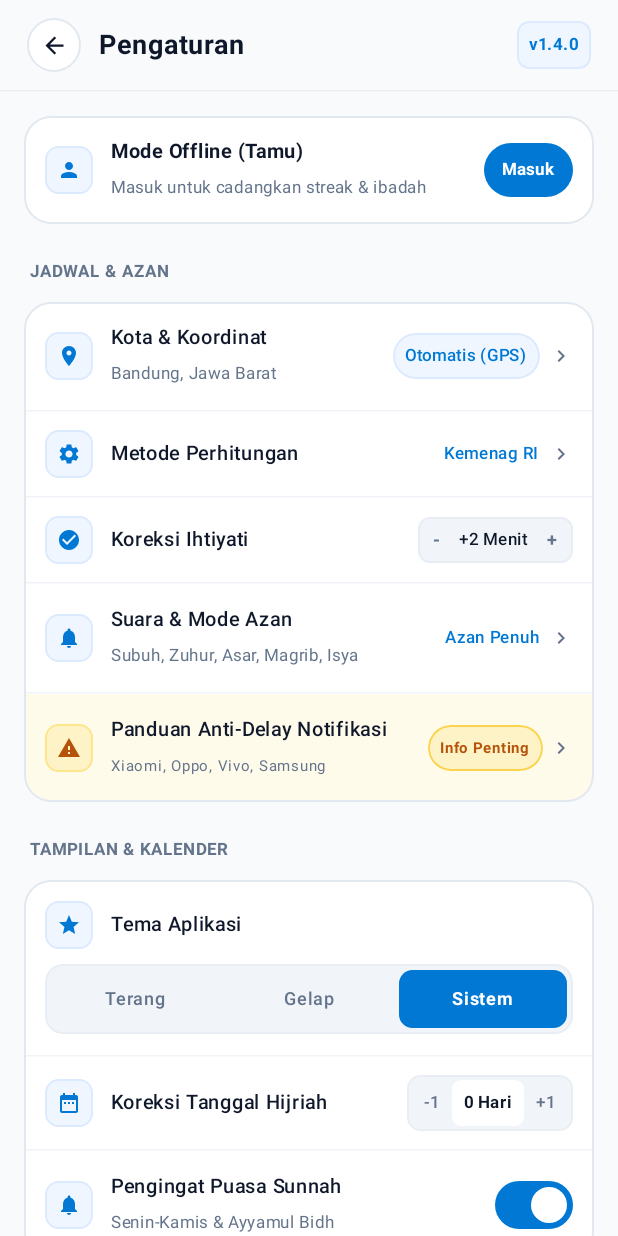
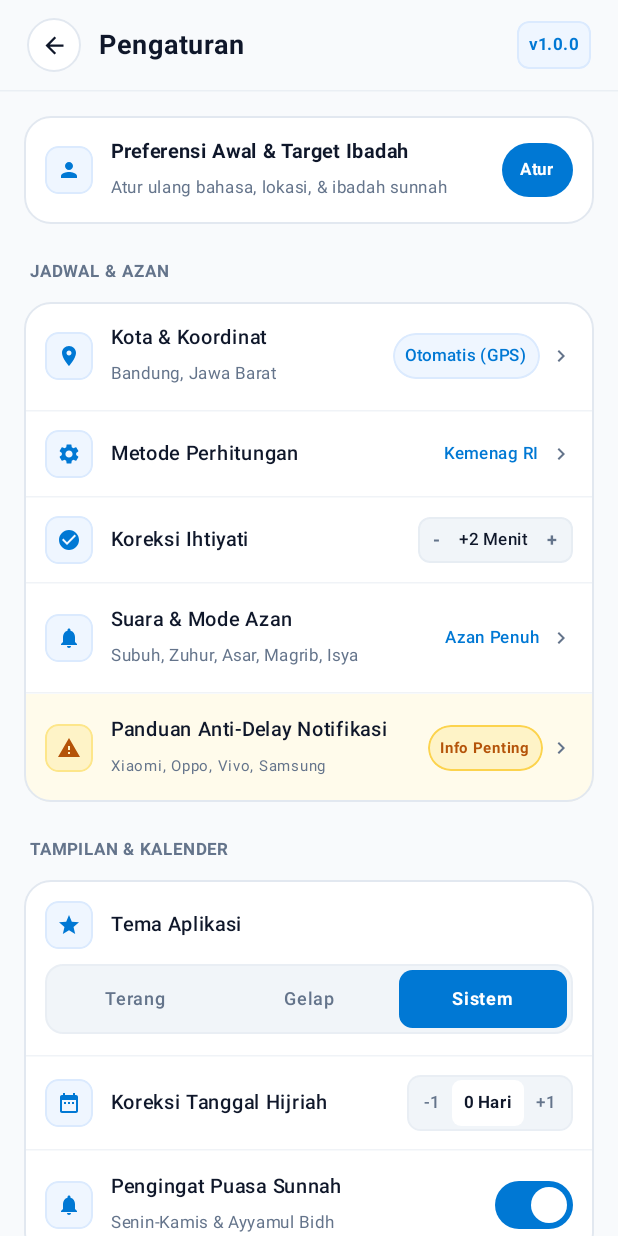
Before and after one commit to AdiSatriaPermana/Jejak-Ibadah, an Android app built with Jetpack Compose: the composable SettingsScreen shown on its own in the app's theme, after a tap on "Kembali", on a phone screen of 412 x 824 dp. Run offline under Robolectric (Android 15) with nearby library versions, the phone set to English and light mode, and no system bars.

Commit message:
fix(ui): selaraskan SettingsScreen dengan alur offline dan responsivitas layar

```diff
--- a/app/src/main/java/lat/pam/jejakibadah/SettingsScreen.kt
+++ b/app/src/main/java/lat/pam/jejakibadah/SettingsScreen.kt
@@ -18,6 +18,7 @@ import androidx.compose.material.icons.filled.Delete
 import androidx.compose.material.icons.filled.Info
 import androidx.compose.material.icons.filled.LocationOn
 import androidx.compose.material.icons.filled.Notifications
+import androidx.compose.material.icons.filled.Person
 import androidx.compose.material.icons.filled.Settings
 import androidx.compose.material.icons.filled.Share
 import androidx.compose.material.icons.filled.Star
@@ -31,10 +32,10 @@ import androidx.compose.ui.graphics.Color
 import androidx.compose.ui.graphics.vector.ImageVector
 import androidx.compose.ui.text.font.FontWeight
 import androidx.compose.ui.text.style.TextAlign
+import androidx.compose.ui.text.style.TextOverflow
 import androidx.compose.ui.unit.dp
 import androidx.compose.ui.unit.sp
 import lat.pam.jejakibadah.ui.theme.*
-import androidx.compose.material.icons.filled.Person
 
 @Composable
 fun SettingsScreen(
@@ -68,6 +69,9 @@ fun SettingsScreen(
     val iconContainerBorder = if (isDark) BrandCyan.copy(alpha = 0.28f) else Color(0xFFDBEAFE)
 
     Scaffold(
+        modifier = Modifier
+            .fillMaxSize()
+            .navigationBarsPadding(),
         containerColor = MaterialTheme.colorScheme.background,
         topBar = {
             Column(
@@ -85,9 +89,9 @@ fun SettingsScreen(
                 ) {
                     Row(
                         verticalAlignment = Alignment.CenterVertically,
-                        horizontalArrangement = Arrangement.spacedBy(12.dp)
+                        horizontalArrangement = Arrangement.spacedBy(12.dp),
+                        modifier = Modifier.weight(1f)
                     ) {
-                        // Tombol Kembali Bulat
                         Surface(
                             onClick = onNavigateBack,
                             shape = CircleShape,
@@ -109,11 +113,13 @@ fun SettingsScreen(
                             text = "Pengaturan",
                             fontSize = 18.sp,
                             fontWeight = FontWeight.Bold,
-                            color = MaterialTheme.colorScheme.onBackground
+                            color = MaterialTheme.colorScheme.onBackground,
+                            maxLines = 1,
+                            overflow = TextOverflow.Ellipsis
                         )
                     }
 
-                    // Badge Versi v1.4.0
+                    // Badge Versi v1.0.0 (Sesuai PRD v1.0)
                     Box(
                         modifier = Modifier
                             .clip(RoundedCornerShape(8.dp))
@@ -126,10 +132,12 @@ fun SettingsScreen(
                             .padding(horizontal = 8.dp, vertical = 4.dp)
                     ) {
                         Text(
-                            text = "v1.4.0",
+                            text = "v1.0.0",
                             fontSize = 11.sp,
                             fontWeight = FontWeight.Bold,
-                            color = activeAccent
+                            color = activeAccent,
+                            maxLines = 1,
+                            softWrap = false
                         )
                     }
                 }
@@ -145,10 +153,11 @@ fun SettingsScreen(
                 start = 16.dp,
                 end = 16.dp,
                 top = 16.dp,
-                bottom = 32.dp
+                bottom = 28.dp
             ),
             verticalArrangement = Arrangement.spacedBy(20.dp)
         ) {
+            // Kartu Pengaturan Awal (Membuka ulang OnboardingScreen / LoginScreen)
             item {
                 Surface(
                     onClick = onOpenLogin,
@@ -166,7 +175,9 @@ fun SettingsScreen(
                         Row(
                             verticalAlignment = Alignment.CenterVertically,
                             horizontalArrangement = Arrangement.spacedBy(12.dp),
-                            modifier = Modifier.weight(1f)
+                            modifier = Modifier
+                                .weight(1f)
+                                .padding(end = 8.dp)
                         ) {
                             SettingsLeadingIcon(
                                 icon = Icons.Default.Person,
@@ -176,15 +187,19 @@ fun SettingsScreen(
                             )
                             Column {
                                 Text(
-                                    text = "Mode Offline (Tamu)",
+                                    text = "Preferensi Awal & Target Ibadah",
                                     fontSize = 13.sp,
                                     fontWeight = FontWeight.Bold,
-                                    color = MaterialTheme.colorScheme.onSurface
+                                    color = MaterialTheme.colorScheme.onSurface,
+                                    maxLines = 1,
+                                    overflow = TextOverflow.Ellipsis
                                 )
                                 Text(
-                                    text = "Masuk untuk cadangkan streak & ibadah",
+                                    text = "Atur ulang bahasa, lokasi, & ibadah sunnah",
                                     fontSize = 11.sp,
-                                    color = MaterialTheme.colorScheme.onSurfaceVariant
+                                    color = MaterialTheme.colorScheme.onSurfaceVariant,
+                                    maxLines = 1,
+                                    overflow = TextOverflow.Ellipsis
                                 )
                             }
                         }
@@ -196,15 +211,18 @@ fun SettingsScreen(
                                 .padding(horizontal = 12.dp, vertical = 6.dp)
                         ) {
                             Text(
-                                text = "Masuk",
+                                text = "Atur",
                                 fontSize = 11.sp,
                                 fontWeight = FontWeight.Bold,
-                                color = Color.White
+                                color = Color.White,
+                                maxLines = 1,
+                                softWrap = false
                             )
                         }
                     }
                 }
             }
+
             // Banner feedback singkat jika ada aksi yang ditekan
             if (statusToastMessage != null) {
                 item {
@@ -235,6 +253,8 @@ fun SettingsScreen(
                                 fontSize = 11.sp,
                                 fontWeight = FontWeight.Bold,
                                 color = activeAccent,
+                                maxLines = 1,
+                                softWrap = false,
                                 modifier = Modifier
                                     .clickable { statusToastMessage = null }
                                     .padding(start = 8.dp)
@@ -249,7 +269,6 @@ fun SettingsScreen(
             // =========================================================
             item {
                 SettingsSectionBlock(title = "JADWAL & AZAN") {
-                    // 1. Kota & Koordinat
                     SettingsNavigationRow(
                         icon = Icons.Default.LocationOn,
                         title = "Kota & Koordinat",
@@ -267,7 +286,6 @@ fun SettingsScreen(
 
                     HorizontalDivider(color = MaterialTheme.colorScheme.outline.copy(alpha = 0.5f))
 
-                    // 2. Metode Perhitungan
                     SettingsNavigationRow(
                         icon = Icons.Default.Settings,
                         title = "Metode Perhitungan",
@@ -288,7 +306,7 @@ fun SettingsScreen(
 
                     HorizontalDivider(color = MaterialTheme.colorScheme.outline.copy(alpha = 0.5f))
 
-                    // 3. Koreksi Ihtiyati (+2 Menit stepper)
+                    // Koreksi Ihtiyati (+2 Menit stepper)
                     Row(
                         modifier = Modifier
                             .fillMaxWidth()
@@ -298,7 +316,10 @@ fun SettingsScreen(
                     ) {
                         Row(
                             verticalAlignment = Alignment.CenterVertically,
-                            horizontalArrangement = Arrangement.spacedBy(12.dp)
+                            horizontalArrangement = Arrangement.spacedBy(12.dp),
+                            modifier = Modifier
+                                .weight(1f)
+                                .padding(end = 8.dp)
                         ) {
                             SettingsLeadingIcon(
                                 icon = Icons.Default.CheckCircle,
@@ -310,7 +331,9 @@ fun SettingsScreen(
                                 text = "Koreksi Ihtiyati",
                                 fontSize = 13.sp,
                                 fontWeight = FontWeight.SemiBold,
-                                color = MaterialTheme.colorScheme.onSurface
+                                color = MaterialTheme.colorScheme.onSurface,
+                                maxLines = 1,
+                                overflow = TextOverflow.Ellipsis
                             )
                         }
 
@@ -336,7 +359,9 @@ fun SettingsScreen(
                                 text = "+$ihtiyatiMinutes Menit",
                                 fontSize = 11.sp,
                                 fontWeight = FontWeight.SemiBold,
-                                color = MaterialTheme.colorScheme.onSurface
+                                color = MaterialTheme.colorScheme.onSurface,
+                                maxLines = 1,
+                                softWrap = false
                             )
                             Text(
                                 text = "+",
@@ -352,7 +377,6 @@ fun SettingsScreen(
 
                     HorizontalDivider(color = MaterialTheme.colorScheme.outline.copy(alpha = 0.5f))
 
-                    // 4. Suara & Mode Azan
                     SettingsNavigationRow(
                         icon = Icons.Default.Notifications,
                         title = "Suara & Mode Azan",
@@ -373,7 +397,7 @@ fun SettingsScreen(
 
                     HorizontalDivider(color = MaterialTheme.colorScheme.outline.copy(alpha = 0.5f))
 
-                    // 5. Panduan Anti-Delay Notifikasi (Highlight Amber)
+                    // Panduan Anti-Delay Notifikasi
                     Row(
                         modifier = Modifier
                             .fillMaxWidth()
@@ -386,7 +410,9 @@ fun SettingsScreen(
                         Row(
                             verticalAlignment = Alignment.CenterVertically,
                             horizontalArrangement = Arrangement.spacedBy(12.dp),
-                            modifier = Modifier.weight(1f)
+                            modifier = Modifier
+                                .weight(1f)
+                                .padding(end = 8.dp)
                         ) {
                             SettingsLeadingIcon(
                                 icon = Icons.Default.Warning,
@@ -399,12 +425,16 @@ fun SettingsScreen(
                                     text = "Panduan Anti-Delay Notifikasi",
                                     fontSize = 13.sp,
                                     fontWeight = FontWeight.SemiBold,
-                                    color = MaterialTheme.colorScheme.onSurface
+                                    color = MaterialTheme.colorScheme.onSurface,
+                                    maxLines = 1,
+                                    overflow = TextOverflow.Ellipsis
                                 )
                                 Text(
                                     text = "Xiaomi, Oppo, Vivo, Samsung",
                                     fontSize = 10.sp,
-                                    color = MaterialTheme.colorScheme.onSurfaceVariant
+                                    color = MaterialTheme.colorScheme.onSurfaceVariant,
+                                    maxLines = 1,
+                                    overflow = TextOverflow.Ellipsis
                                 )
                             }
                         }
@@ -428,7 +458,9 @@ fun SettingsScreen(
                                     text = "Info Penting",
                                     fontSize = 10.sp,
                                     fontWeight = FontWeight.Bold,
-                                    color = if (isDark) AmberDark else Color(0xFFB45309)
+                                    color = if (isDark) AmberDark else Color(0xFFB45309),
+                                    maxLines = 1,
+                                    softWrap = false
                                 )
                             }
                             Icon(
@@ -447,7 +479,6 @@ fun SettingsScreen(
             // =========================================================
             item {
                 SettingsSectionBlock(title = "TAMPILAN & KALENDER") {
-                    // 1. Tema Aplikasi (Terang / Gelap / Sistem)
                     Column(
                         modifier = Modifier
                             .fillMaxWidth()
@@ -497,7 +528,9 @@ fun SettingsScreen(
                                         text = label,
                                         fontSize = 12.sp,
                                         fontWeight = if (active) FontWeight.Bold else FontWeight.Medium,
-                                        color = if (active) Color.White else MaterialTheme.colorScheme.onSurfaceVariant
+                                        color = if (active) Color.White else MaterialTheme.colorScheme.onSurfaceVariant,
+                                        maxLines = 1,
+                                        softWrap = false
                                     )
                                 }
                             }
@@ -506,7 +539,7 @@ fun SettingsScreen(
 
                     HorizontalDivider(color = MaterialTheme.colorScheme.outline.copy(alpha = 0.5f))
 
-                    // 2. Koreksi Tanggal Hijriah (-1 / 0 Hari / +1)
+                    // Koreksi Tanggal Hijriah (-1 / 0 Hari / +1)
                     Row(
                         modifier = Modifier
                             .fillMaxWidth()
@@ -516,7 +549,10 @@ fun SettingsScreen(
                     ) {
                         Row(
                             verticalAlignment = Alignment.CenterVertically,
-                            horizontalArrangement = Arrangement.spacedBy(12.dp)
+                            horizontalArrangement = Arrangement.spacedBy(12.dp),
+                            modifier = Modifier
+                                .weight(1f)
+                                .padding(end = 8.dp)
                         ) {
                             SettingsLeadingIcon(
                                 icon = Icons.Default.DateRange,
@@ -528,7 +564,9 @@ fun SettingsScreen(
                                 text = "Koreksi Tanggal Hijriah",
                                 fontSize = 13.sp,
                                 fontWeight = FontWeight.SemiBold,
-                                color = MaterialTheme.colorScheme.onSurface
+                                color = MaterialTheme.colorScheme.onSurface,
+                                maxLines = 1,
+                                overflow = TextOverflow.Ellipsis
                             )
                         }
 
@@ -559,7 +597,9 @@ fun SettingsScreen(
                                     text = "${if (hijriCorrection > 0) "+$hijriCorrection" else hijriCorrection} Hari",
                                     fontSize = 11.sp,
                                     fontWeight = FontWeight.Bold,
-                                    color = MaterialTheme.colorScheme.onSurface
+                                    color = MaterialTheme.colorScheme.onSurface,
+                                    maxLines = 1,
+                                    softWrap = false
                                 )
                             }
                             Text(
@@ -576,7 +616,7 @@ fun SettingsScreen(
 
                     HorizontalDivider(color = MaterialTheme.colorScheme.outline.copy(alpha = 0.5f))
 
-                    // 3. Pengingat Puasa Sunnah (Switch)
+                    // Pengingat Puasa Sunnah
                     Row(
                         modifier = Modifier
                             .fillMaxWidth()
@@ -587,7 +627,9 @@ fun SettingsScreen(
                         Row(
                             verticalAlignment = Alignment.CenterVertically,
                             horizontalArrangement = Arrangement.spacedBy(12.dp),
-                            modifier = Modifier.weight(1f)
+                            modifier = Modifier
+                                .weight(1f)
+                                .padding(end = 8.dp)
                         ) {
                             SettingsLeadingIcon(
                                 icon = Icons.Default.Notifications,
@@ -600,12 +642,16 @@ fun SettingsScreen(
                                     text = "Pengingat Puasa Sunnah",
                                     fontSize = 13.sp,
                                     fontWeight = FontWeight.SemiBold,
-                                    color = MaterialTheme.colorScheme.onSurface
+                                    color = MaterialTheme.colorScheme.onSurface,
+                                    maxLines = 1,
+                                    overflow = TextOverflow.Ellipsis
                                 )
                                 Text(
                                     text = "Senin-Kamis & Ayyamul Bidh",
                                     fontSize = 11.sp,
-                                    color = MaterialTheme.colorScheme.onSurfaceVariant
+                                    color = MaterialTheme.colorScheme.onSurfaceVariant,
+                                    maxLines = 1,
+                                    overflow = TextOverflow.Ellipsis
                                 )
                             }
                         }
@@ -627,7 +673,6 @@ fun SettingsScreen(
             // =========================================================
             item {
                 SettingsSectionBlock(title = "DATA & PRIVASI (100% OFFLINE)") {
-                    // 1. Ekspor Riwayat Ibadah
                     Row(
                         modifier = Modifier
                             .fillMaxWidth()
@@ -640,7 +685,10 @@ fun SettingsScreen(
                     ) {
                         Row(
                             verticalAlignment = Alignment.CenterVertically,
-                            horizontalArrangement = Arrangement.spacedBy(12.dp)
+                            horizontalArrangement = Arrangement.spacedBy(12.dp),
+                            modifier = Modifier
+                                .weight(1f)
+                                .padding(end = 8.dp)
                         ) {
                             SettingsLeadingIcon(
                                 icon = Icons.Default.Share,
@@ -652,7 +700,9 @@ fun SettingsScreen(
                                 text = "Ekspor Riwayat Ibadah",
                                 fontSize = 13.sp,
                                 fontWeight = FontWeight.SemiBold,
-                                color = MaterialTheme.colorScheme.onSurface
+                                color = MaterialTheme.colorScheme.onSurface,
+                                maxLines = 1,
+                                overflow = TextOverflow.Ellipsis
                             )
                         }
 
@@ -671,7 +721,9 @@ fun SettingsScreen(
                                     text = "CSV / Excel",
                                     fontSize = 11.sp,
                                     fontWeight = FontWeight.Medium,
-                                    color = MaterialTheme.colorScheme.onSurfaceVariant
+                                    color = MaterialTheme.colorScheme.onSurfaceVariant,
+                                    maxLines = 1,
+                                    softWrap = false
                                 )
                             }
                             Icon(
@@ -685,12 +737,11 @@ fun SettingsScreen(
 
                     HorizontalDivider(color = MaterialTheme.colorScheme.outline.copy(alpha = 0.5f))
 
-                    // 2. Tentang Jejak Ibadah
                     Row(
                         modifier = Modifier
                             .fillMaxWidth()
                             .clickable {
-                                statusToastMessage = "Jejak Ibadah v1.4.0 — Aplikasi catatan ibadah 100% offline."
+                                statusToastMessage = "Jejak Ibadah v1.0.0 — Aplikasi catatan ibadah 100% offline."
                             }
                             .padding(horizontal = 14.dp, vertical = 12.dp),
                         horizontalArrangement = Arrangement.SpaceBetween,
@@ -699,7 +750,9 @@ fun SettingsScreen(
                         Row(
                             verticalAlignment = Alignment.CenterVertically,
                             horizontalArrangement = Arrangement.spacedBy(12.dp),
-                            modifier = Modifier.weight(1f)
+                            modifier = Modifier
+                                .weight(1f)
+                                .padding(end = 8.dp)
                         ) {
                             SettingsLeadingIcon(
                                 icon = Icons.Default.Info,
@@ -715,7 +768,7 @@ fun SettingsScreen(
                                     color = MaterialTheme.colorScheme.onSurface
                                 )
                                 Text(
-                                    text = "Versi 1.4.0 • Bebas Iklan & Pelacak",
+                                    text = "Versi 1.0.0 • Bebas Iklan & Pelacak",
                                     fontSize = 11.sp,
                                     color = MaterialTheme.colorScheme.onSurfaceVariant
                                 )
@@ -732,7 +785,6 @@ fun SettingsScreen(
 
                     HorizontalDivider(color = MaterialTheme.colorScheme.outline.copy(alpha = 0.5f))
 
-                    // 3. Destructive: Hapus Semua Data
                     Row(
                         modifier = Modifier
                             .fillMaxWidth()
@@ -744,7 +796,9 @@ fun SettingsScreen(
                         Row(
                             verticalAlignment = Alignment.CenterVertically,
                             horizontalArrangement = Arrangement.spacedBy(12.dp),
-                            modifier = Modifier.weight(1f)
+                            modifier = Modifier
+                                .weight(1f)
+                                .padding(end = 8.dp)
                         ) {
                             SettingsLeadingIcon(
                                 icon = Icons.Default.Delete,
@@ -794,7 +848,6 @@ fun SettingsScreen(
         }
     }
 
-    // Dialog Panduan Anti-Delay Notifikasi
     if (showAntiDelayDialog) {
         AlertDialog(
             onDismissRequest = { showAntiDelayDialog = false },
@@ -815,7 +868,6 @@ fun SettingsScreen(
         )
     }
 
-    // Dialog Konfirmasi Hapus Semua Data
     if (showResetDialog) {
         AlertDialog(
             onDismissRequest = { showResetDialog = false },
@@ -917,7 +969,9 @@ private fun SettingsNavigationRow(
         Row(
             verticalAlignment = Alignment.CenterVertically,
             horizontalArrangement = Arrangement.spacedBy(12.dp),
-            modifier = Modifier.weight(1f)
+            modifier = Modifier
+                .weight(1f)
+                .padding(end = 8.dp)
         ) {
             SettingsLeadingIcon(
                 icon = icon,
@@ -930,13 +984,17 @@ private fun SettingsNavigationRow(
                     text = title,
                     fontSize = 13.sp,
                     fontWeight = FontWeight.SemiBold,
-                    color = MaterialTheme.colorScheme.onSurface
+                    color = MaterialTheme.colorScheme.onSurface,
+                    maxLines = 1,
+                    overflow = TextOverflow.Ellipsis
                 )
                 if (subtitle != null) {
                     Text(
                         text = subtitle,
                         fontSize = 11.sp,
-                        color = MaterialTheme.colorScheme.onSurfaceVariant
+                        color = MaterialTheme.colorScheme.onSurfaceVariant,
+                        maxLines = 1,
+                        overflow = TextOverflow.Ellipsis
                     )
                 }
             }
@@ -962,7 +1020,9 @@ private fun SettingsNavigationRow(
                         text = badgeText,
                         fontSize = 11.sp,
                         fontWeight = FontWeight.Medium,
-                        color = activeAccent
+                        color = activeAccent,
+                        maxLines = 1,
+                        softWrap = false
                     )
                 }
             } else {
@@ -970,7 +1030,9 @@ private fun SettingsNavigationRow(
                     text = badgeText,
                     fontSize = 11.sp,
                     fontWeight = FontWeight.SemiBold,
-                    color = activeAccent
+                    color = activeAccent,
+                    maxLines = 1,
+                    softWrap = false
                 )
             }
 
```
